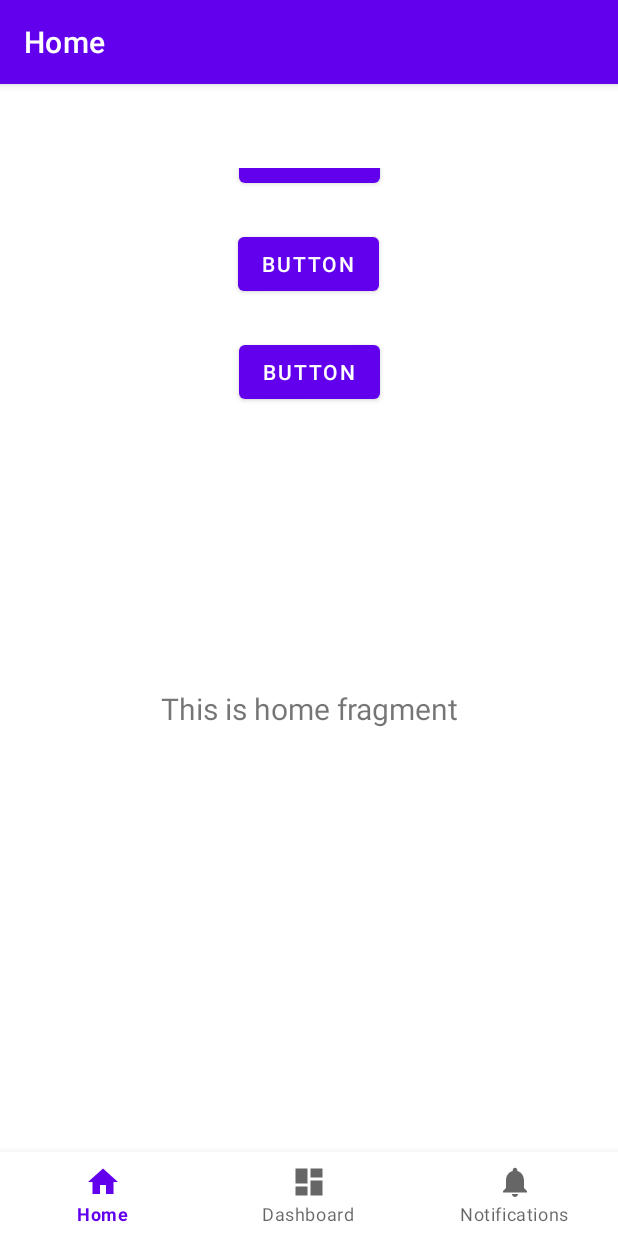
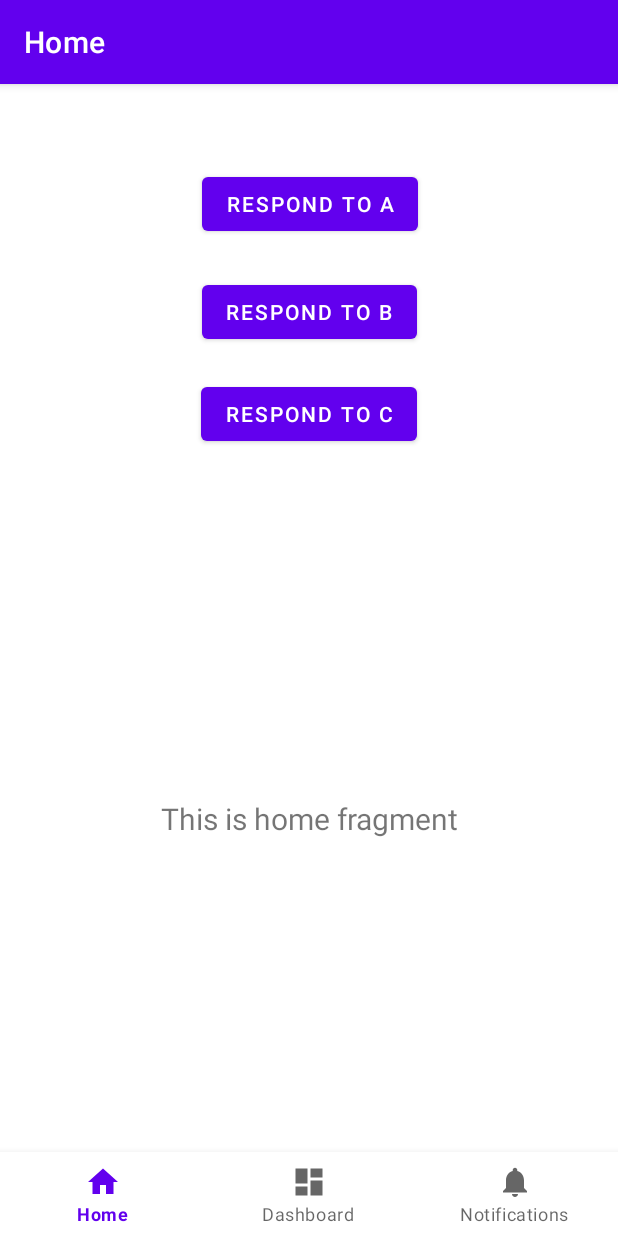
Before and after one commit to AntonyXXu/Android-App-Tutorial, an Android app: the screen it shows after launch (MainActivity), on a phone screen of 412 x 824 dp. Run offline under Robolectric (Android 15) with nearby library versions, the phone set to English and light mode, and no system bars; our stand-ins replace navigation-ui.

Commit message:
Allow for response to an activity

```diff
--- a/Template/app/src/main/AndroidManifest.xml
+++ b/Template/app/src/main/AndroidManifest.xml
@@ -9,6 +9,7 @@
         android:roundIcon="@mipmap/ic_launcher_round"
         android:supportsRtl="true"
         android:theme="@style/Theme.Template">
+        <activity android:name=".composeMessageActivity"></activity>
         <activity
             android:name=".MainActivity"
             android:label="@string/app_name">
--- a/Template/app/src/main/java/com/example/template/MainActivity.java
+++ b/Template/app/src/main/java/com/example/template/MainActivity.java
@@ -1,6 +1,10 @@
 package com.example.template;
 
+import android.content.Intent;
 import android.os.Bundle;
+import android.view.View;
+import android.widget.Button;
+import android.widget.EditText;
 
 import com.google.android.material.bottomnavigation.BottomNavigationView;
 
@@ -34,4 +38,12 @@ public class MainActivity extends AppCompatActivity {
         NavigationUI.setupWithNavController(binding.navView, navController);
     }
 
+    public void composeMessage(View v) {
+        Intent i = new Intent(this, composeMessageActivity.class);
+        String name = ((Button) v).getText().toString();
+        i.putExtra("Name", name);
+
+        startActivity(i);
+    }
+
 }
--- a/Template/app/src/main/res/layout/activity_main.xml
+++ b/Template/app/src/main/res/layout/activity_main.xml
@@ -6,6 +6,39 @@
     android:layout_width="match_parent"
     android:layout_height="match_parent"
     android:paddingTop="?attr/actionBarSize">
+
+    <Button
+        android:id="@+id/button"
+        android:layout_width="wrap_content"
+        android:layout_height="wrap_content"
+        android:onClick="composeMessage"
+        android:text="Respond to A"
+        app:layout_constraintEnd_toEndOf="parent"
+        app:layout_constraintHorizontal_bias="0.503"
+        app:layout_constraintStart_toStartOf="parent"
+        app:layout_constraintTop_toTopOf="parent" />
+
+    <Button
+        android:id="@+id/button2"
+        android:layout_width="wrap_content"
+        android:layout_height="wrap_content"
+        android:layout_marginTop="24dp"
+        android:onClick="composeMessage"
+        android:text="Respond to B"
+        app:layout_constraintEnd_toEndOf="parent"
+        app:layout_constraintStart_toStartOf="parent"
+        app:layout_constraintTop_toBottomOf="@+id/button" />
+
+    <Button
+        android:id="@+id/button3"
+        android:layout_width="wrap_content"
+        android:layout_height="wrap_content"
+        android:layout_marginTop="20dp"
+        android:onClick="composeMessage"
+        android:text="Respond to C"
+        app:layout_constraintEnd_toEndOf="parent"
+        app:layout_constraintStart_toStartOf="parent"
+        app:layout_constraintTop_toBottomOf="@+id/button2" />
 
     <com.google.android.material.bottomnavigation.BottomNavigationView
         android:id="@+id/nav_view"
@@ -24,8 +57,8 @@
     <fragment
         android:id="@+id/nav_host_fragment_activity_main"
         android:name="androidx.navigation.fragment.NavHostFragment"
-        android:layout_width="match_parent"
-        android:layout_height="match_parent"
+        android:layout_width="413dp"
+        android:layout_height="453dp"
         app:defaultNavHost="true"
         app:layout_constraintBottom_toTopOf="@id/nav_view"
         app:layout_constraintEnd_toEndOf="parent"
@@ -37,36 +70,4 @@
         app:layout_constraintVertical_bias="1.0"
         app:navGraph="@navigation/mobile_navigation" />
 
-    <Button
-        android:id="@+id/button3"
-        android:layout_width="wrap_content"
-        android:layout_height="wrap_content"
-        android:layout_marginTop="24dp"
-        android:text="Button"
-        app:layout_constraintEnd_toEndOf="parent"
-        app:layout_constraintHorizontal_bias="0.501"
-        app:layout_constraintStart_toStartOf="parent"
-        app:layout_constraintTop_toBottomOf="@+id/button2" />
-
-    <Button
-        android:id="@+id/button"
-        android:layout_width="wrap_content"
-        android:layout_height="wrap_content"
-        android:layout_marginTop="24dp"
-        android:text="Button"
-        app:layout_constraintEnd_toEndOf="parent"
-        app:layout_constraintStart_toStartOf="parent"
-        app:layout_constraintTop_toTopOf="@+id/nav_host_fragment_activity_main" />
-
-    <Button
-        android:id="@+id/button2"
-        android:layout_width="wrap_content"
-        android:layout_height="wrap_content"
-        android:layout_marginTop="24dp"
-        android:text="Button"
-        app:layout_constraintEnd_toEndOf="parent"
-        app:layout_constraintHorizontal_bias="0.498"
-        app:layout_constraintStart_toStartOf="parent"
-        app:layout_constraintTop_toBottomOf="@+id/button" />
-
 </androidx.constraintlayout.widget.ConstraintLayout>
--- a/Template/app/src/main/res/layout/fragment_home.xml
+++ b/Template/app/src/main/res/layout/fragment_home.xml
@@ -19,4 +19,5 @@
         app:layout_constraintEnd_toEndOf="parent"
         app:layout_constraintStart_toStartOf="parent"
         app:layout_constraintTop_toTopOf="parent" />
+
 </androidx.constraintlayout.widget.ConstraintLayout>
```
